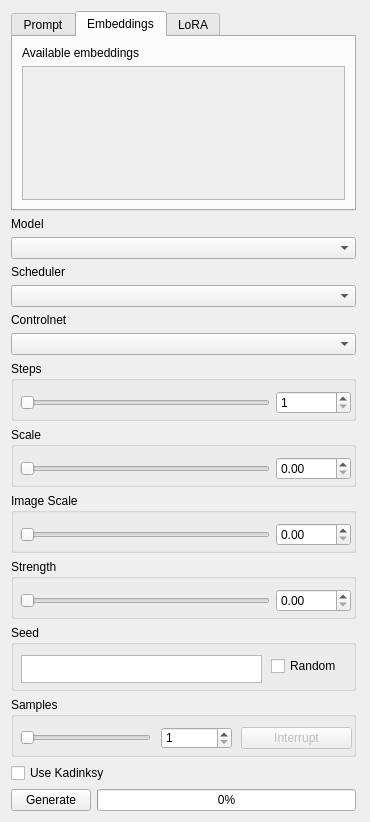
This is src/airunner/pyqt/generate_form.ui in Capsize-Games/airunner as Qt 5 draws it before an edit. The edited form follows.
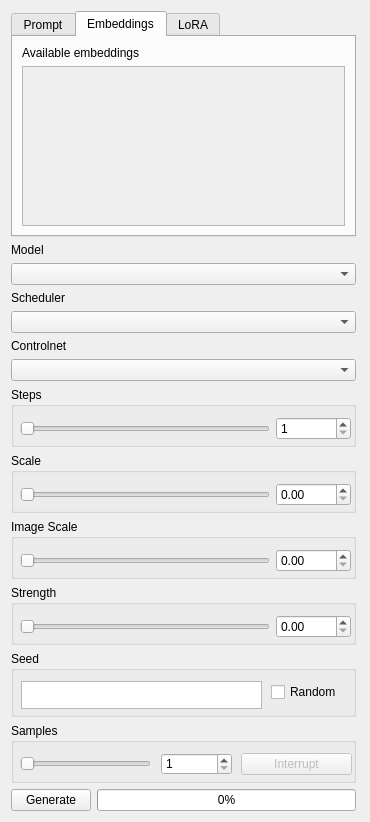
This is the edited form. The open tabs and pages were chosen to show the change.

Commit message:
better handling of kandinsky
- separate tab for kandinsky
- separate settings stored for kandinsky
- separate model section for kandinsky

```diff
--- a/src/airunner/pyqt/generate_form.ui
+++ b/src/airunner/pyqt/generate_form.ui
@@ -159,8 +159,8 @@
            <rect>
             <x>0</x>
             <y>0</y>
-            <width>98</width>
-            <height>48</height>
+            <width>323</width>
+            <height>138</height>
            </rect>
           </property>
           <layout class="QVBoxLayout" name="verticalLayout"/>
@@ -828,13 +828,6 @@
      </property>
     </widget>
    </item>
-   <item row="13" column="0" colspan="2">
-    <widget class="QCheckBox" name="kandinsky">
-     <property name="text">
-      <string>Use Kadinksy</string>
-     </property>
-    </widget>
-   </item>
   </layout>
  </widget>
  <resources/>
```
Left out of the diff: 8 changed lines with no effect on the pictures. The commit also changes 9 other files.
